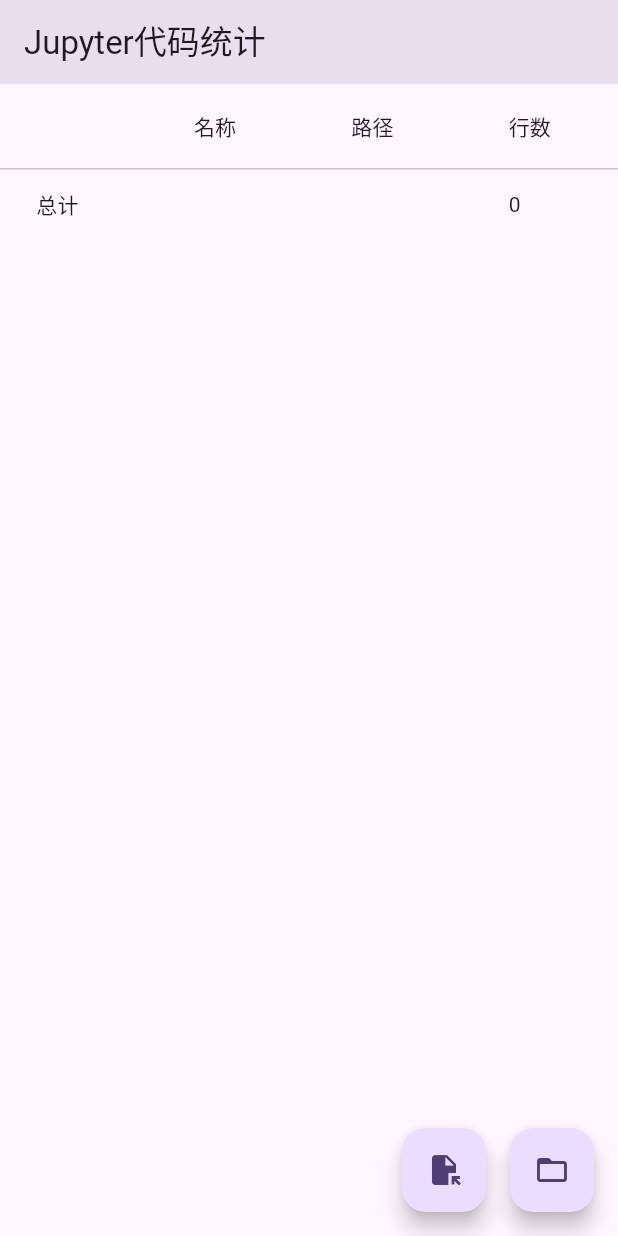
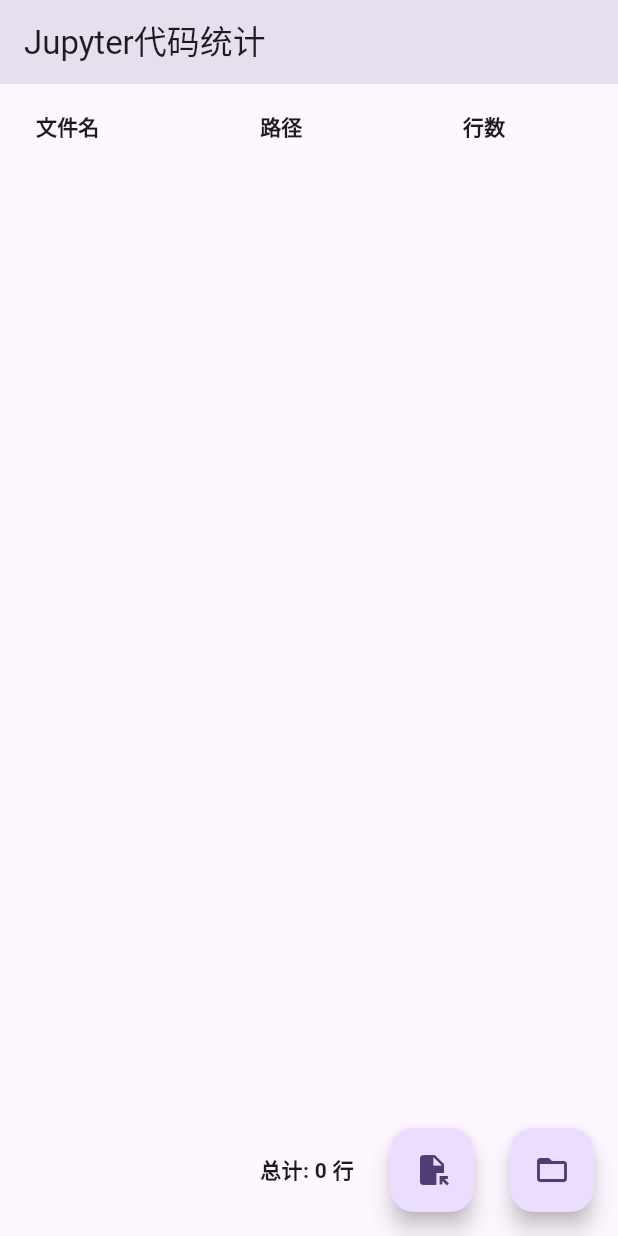
Before and after one commit to Nonumx/jupyter_counter, a Flutter app: the screen it shows after launch, after a tap on the "folder open" icon, on a phone screen of 412 x 824 dp. Run offline on Flutter 3.47's test engine with Material 2 defaults, Android fonts, the phone set to English and light mode, and no system bars; our stand-ins replace file_picker, glob; missing offline and left inert: window_manager.

Commit message:
修复不能正确读取文件夹的bug

```diff
--- a/lib/main.dart
+++ b/lib/main.dart
@@ -6,7 +6,6 @@
 import 'package:glob/glob.dart';
 import 'package:glob/list_local_fs.dart';
 import 'package:path/path.dart' as p;
-import 'package:provider/provider.dart';
 import 'package:window_manager/window_manager.dart';
 
 void main() async {
@@ -22,12 +21,7 @@
     await windowManager.show();
     await windowManager.focus();
   });
-  runApp(MultiProvider(
-    providers: [
-      ChangeNotifierProvider(create: (_) => Counter()),
-    ],
-    child: const MyApp(),
-  ));
+  runApp(const MyApp());
 }
 
 class MyApp extends StatelessWidget {
@@ -36,190 +30,132 @@
   @override
   Widget build(BuildContext context) {
     return MaterialApp(
-      title: 'Flutter Demo',
+      title: 'Jupyter Counter',
       theme: ThemeData(
         colorScheme: ColorScheme.fromSeed(seedColor: Colors.deepPurple),
         useMaterial3: true,
       ),
-      home: const MyHomePage(),
+      home: const CounterViewer(),
     );
   }
 }
 
-class MyHomePage extends StatelessWidget {
-  const MyHomePage({super.key});
+class CounterViewer extends StatefulWidget {
+  const CounterViewer({
+    super.key,
+  });
+
+  @override
+  State<CounterViewer> createState() => _CounterViewerState();
+}
+
+class JupyterNotebookInfo {
+  final String fileName;
+  final String filePath;
+  final int lineCount;
+
+  JupyterNotebookInfo(this.fileName, this.filePath, this.lineCount);
+}
+
+class _CounterViewerState extends State<CounterViewer> {
+  int _sumLineCount = 0;
+  final List<JupyterNotebookInfo> _notebooks = [];
+
+  Future<void> readJupyterNotebook(String filePath) async {
+    // 检测是否已经读取过这个文件
+    for (final notebook in _notebooks) {
+      if (notebook.filePath == filePath) {
+        return;
+      }
+    }
+    final fileContent = await File(filePath).readAsString();
+    final fileJson = jsonDecode(fileContent);
+    final fileCells = fileJson['cells'] as List?;
+    if (fileCells == null) {
+      return;
+    }
+    int lineCount = 0;
+    for (var cell in fileCells) {
+      final cellType = cell["cell_type"] as String?;
+      final source = cell["source"] as List?;
+      if (cellType == "code" && source != null) {
+        lineCount += source.length;
+      }
+    }
+    final fileName = p.basename(filePath);
+    setState(() {
+      _notebooks.add(JupyterNotebookInfo(fileName, filePath, lineCount));
+      _sumLineCount += lineCount;
+    });
+  }
 
   @override
   Widget build(BuildContext context) {
     return Scaffold(
+      body: Center(
+        child: ListView(children: [
+          DataTable(columns: const [
+            DataColumn(
+                label: Expanded(
+                    child: Text("文件名",
+                        style: TextStyle(fontWeight: FontWeight.bold)))),
+            DataColumn(
+                label: Expanded(
+                    child: Text("路径",
+                        style: TextStyle(fontWeight: FontWeight.bold)))),
+            DataColumn(
+                label: Expanded(
+                    child: Text("行数",
+                        style: TextStyle(fontWeight: FontWeight.bold))))
+          ], rows: getNotebookRows)
+        ]),
+      ),
       appBar: AppBar(
-        title: const Text('Jupyter代码统计'),
-        backgroundColor: Theme.of(context).primaryColor.withOpacity(0.15),
-      ),
-      body: const CountTable(),
-      floatingActionButton: const SelectFileActions(),
+          title: const Text("Jupyter代码统计"),
+          backgroundColor: Theme.of(context).primaryColor.withOpacity(0.15)),
+      floatingActionButton:
+          Row(mainAxisAlignment: MainAxisAlignment.end, children: [
+        Text(
+          "总计: $_sumLineCount 行",
+          style: const TextStyle(fontWeight: FontWeight.bold),
+        ),
+        const SizedBox(width: 24),
+        FloatingActionButton(
+            onPressed: () async {
+              FilePickerResult? result = await FilePicker.platform.pickFiles(
+                  type: FileType.custom, allowedExtensions: ['ipynb']);
+              if (result != null) {
+                try {
+                  readJupyterNotebook(result.files.single.path!);
+                } on FormatException {
+                  return;
+                }
+              }
+            },
+            child: const Icon(Icons.file_open)),
+        const SizedBox(width: 24),
+        FloatingActionButton(
+            onPressed: () async {
+              String? selectedDirectory =
+                  await FilePicker.platform.getDirectoryPath();
+              if (selectedDirectory != null) {
+                final jupyterNotebooks = Glob("*.ipynb");
+                await for (var entity
+                    in jupyterNotebooks.list(root: selectedDirectory)) {
+                  readJupyterNotebook(entity.path);
+                }
+              }
+            },
+            child: const Icon(Icons.folder_open))
+      ]),
     );
   }
+
+  List<DataRow> get getNotebookRows => _notebooks
+      .map((e) => DataRow(cells: [
+            DataCell(Text(e.fileName)),
+            DataCell(Text(e.filePath)),
+            DataCell(Text(e.lineCount.toString())),
+          ]))
+      .toList();
 }
-
-class SelectFileActions extends StatelessWidget {
-  const SelectFileActions({
-    super.key,
-  });
-
-  void countNotebook(BuildContext context, File file) {
-    var data = file.readAsStringSync();
-    var data1 = jsonDecode(data);
-    int sumLines = 0;
-    if (data1 is Map) {
-      var cells = data1["cells"];
-      if (cells is List) {
-        for (var cell in cells) {
-          if (cell["cell_type"] == "code" && cell["source"] is List) {
-            sumLines += (cell["source"] as List).length;
-          }
-        }
-      }
-    }
-    Provider.of<Counter>(context, listen: false)
-        .addNotebook(p.basename(file.path), file.path, sumLines);
-  }
-
-  Future<void> handleFileSelected(BuildContext context) async {
-    FilePickerResult? result = await FilePicker.platform
-        .pickFiles(type: FileType.custom, allowedExtensions: ['ipynb']);
-
-    if (result != null) {
-      File file = File(result.files.single.path!);
-      if (context.mounted) {
-        countNotebook(context, file);
-      }
-    }
-  }
-
-  Future<void> handleDirectorySelected(BuildContext context) async {
-    String? selectedDirectory = await FilePicker.platform.getDirectoryPath();
-
-    if (selectedDirectory != null) {
-      final files = Glob(p.join(selectedDirectory, "*.ipynb"));
-      if (context.mounted) {
-        for (var entry in files.listSync()) {
-          countNotebook(context, File(entry.path));
-        }
-      }
-    }
-  }
-
-  @override
-  Widget build(BuildContext context) {
-    return Row(mainAxisAlignment: MainAxisAlignment.end, children: [
-      FloatingActionButton(
-          child: const Icon(Icons.file_open),
-          onPressed: () => handleFileSelected(context)),
-      const SizedBox(width: 16),
-      FloatingActionButton(
-          child: const Icon(Icons.folder_open),
-          onPressed: () => handleDirectorySelected(context))
-    ]);
-  }
-}
-
-class CountTable extends StatelessWidget {
-  const CountTable({
-    super.key,
-  });
-
-  @override
-  Widget build(BuildContext context) {
-    var notebooks = context.watch<Counter>().notebooks;
-    var sumLines = context.watch<Counter>().sumLines;
-    return Center(
-        child: ListView(
-      children: [
-        DataTable(
-          columns: const [
-            DataColumn(
-                label: Expanded(
-              child: Text(
-                '',
-              ),
-            )),
-            DataColumn(
-                label: Expanded(
-              child: Text(
-                '名称',
-              ),
-            )),
-            DataColumn(
-                label: Expanded(
-              child: Text(
-                '路径',
-              ),
-            )),
-            DataColumn(
-                label: Expanded(
-              child: Text(
-                '行数',
-              ),
-            ))
-          ],
-          rows: staticsRows(notebooks, sumLines),
-        ),
-      ],
-    ));
-  }
-
-  DataRow notebookCell(String name, String path, int lines) {
-    return DataRow(cells: [
-      const DataCell(Text('')),
-      DataCell(Text(name)),
-      DataCell(Text(path)),
-      DataCell(Text('$lines')),
-    ]);
-  }
-
-  DataRow sumCell(int sumLines) {
-    return DataRow(cells: [
-      const DataCell(Text('总计')),
-      const DataCell(Text('')),
-      const DataCell(Text('')),
-      DataCell(Text('$sumLines')),
-    ]);
-  }
-
-  List<DataRow> staticsRows(List<NotebookState> notebooks, int sumLines) {
-    List<DataRow> rows = [];
-    for (var notebook in notebooks) {
-      rows.add(notebookCell(notebook.name, notebook.path, notebook.lines));
-    }
-    rows.add(sumCell(sumLines));
-    return rows;
-  }
-}
-
-class NotebookState {
-  String name;
-  String path;
-  int lines;
-  NotebookState(this.name, this.path, this.lines);
-}
-
-class Counter with ChangeNotifier {
-  final List<NotebookState> _notebooks = [];
-
-  List<NotebookState> get notebooks => _notebooks;
-  int get sumLines => _sumLines();
-
-  void addNotebook(String name, String path, int lines) {
-    _notebooks.add(NotebookState(name, path, lines));
-    notifyListeners();
-  }
-
-  int _sumLines() {
-    int sum = 0;
-    for (var element in notebooks) {
-      sum += element.lines;
-    }
-    return sum;
-  }
-}
--- a/pubspec.yaml
+++ b/pubspec.yaml
@@ -35,8 +35,7 @@
   # The following adds the Cupertino Icons font to your application.
   # Use with the CupertinoIcons class for iOS style icons.
   cupertino_icons: ^1.0.2
-  file_picker: ^6.0.0
-  provider: ^6.0.5
+  file_picker: ^6.1.1
   path: ^1.8.3
   glob: ^2.1.2
   window_manager: ^0.3.7
```
Also changed, not shown: pubspec.lock.
